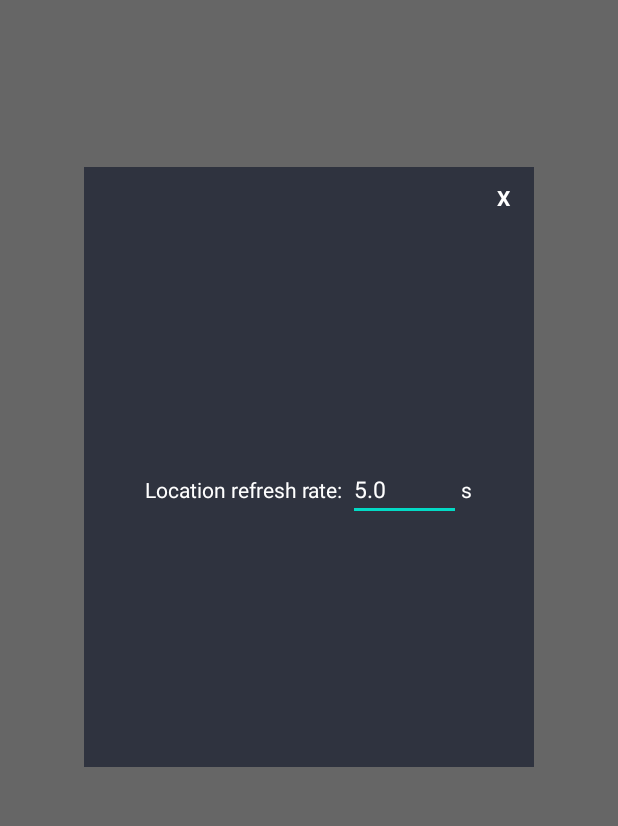
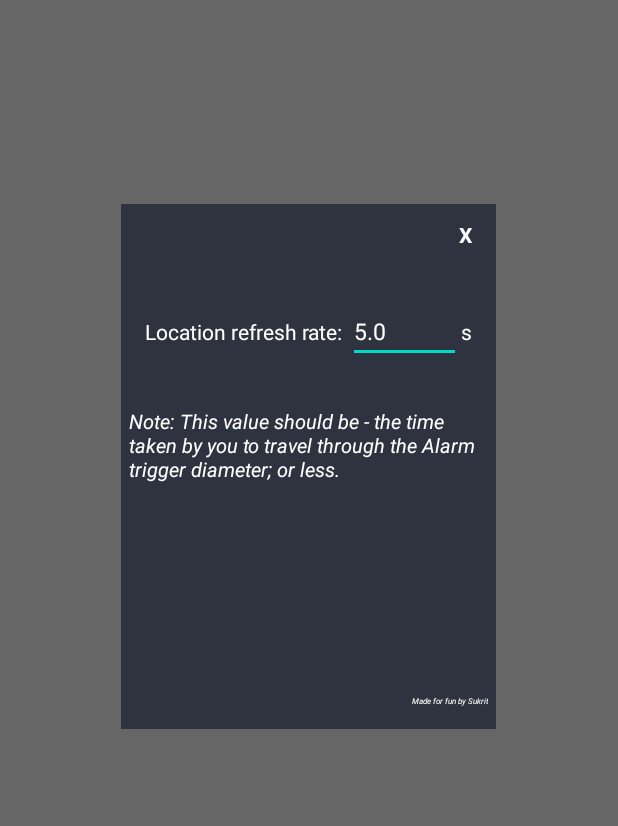
Before and after one commit to SukritJBaruah/Map.Alarm, an Android app: the screen it shows after launch (MapsActivity), after a tap on an icon or button, on a phone screen of 412 x 824 dp, the part 151-977 px from its top. Run offline under Robolectric (Android 15) with nearby library versions, the phone set to English and light mode, and no system bars; 1 statement that could not run was skipped.

Commit message:
0.99a improvements

```diff
--- a/app/build.gradle
+++ b/app/build.gradle
@@ -7,7 +7,7 @@ android {
     buildToolsVersion "30.0.3"
 
     defaultConfig {
-        applicationId "com.example.mapalarm"
+        applicationId "com.inphiknight.mapalarm"
         minSdkVersion 21
         targetSdkVersion 30
         versionCode 1
--- a/app/src/main/java/com/example/mapalarm/MapsActivity.java
+++ b/app/src/main/java/com/inphiknight/mapalarm/MapsActivity.java
@@ -1,4 +1,4 @@
-package com.example.mapalarm;
+package com.inphiknight.mapalarm;
 
 import androidx.annotation.NonNull;
 import androidx.core.app.ActivityCompat;
@@ -7,9 +7,7 @@ import androidx.fragment.app.FragmentActivity;
 
 import android.Manifest;
 import android.app.ActivityManager;
-import android.app.AlarmManager;
 import android.app.Dialog;
-import android.app.PendingIntent;
 import android.content.Context;
 import android.content.Intent;
 import android.content.SharedPreferences;
@@ -20,8 +18,8 @@ import android.location.Location;
 import android.os.Bundle;
 import android.text.Editable;
 import android.text.TextWatcher;
-import android.util.Log;
 import android.view.View;
+import android.widget.AdapterView;
 import android.widget.ArrayAdapter;
 import android.widget.CompoundButton;
 import android.widget.EditText;
@@ -85,6 +83,53 @@ public class MapsActivity extends FragmentActivity implements OnMapReadyCallback
         mapFragment.getMapAsync(this);
 
 
+        //get the spinner from the xml.
+        Spinner dropdown = findViewById(R.id.spinner1);
+        //create a list of items for the spinner.
+        String[] items = new String[]{"Metres", "Kms", "Miles"};
+        //create an adapter to describe how the items are displayed, adapters are used in several places in android.
+        //There are multiple variations of this, but this is the basic variant.
+        ArrayAdapter<String> adapter = new ArrayAdapter<>(this, android.R.layout.simple_spinner_dropdown_item, items);
+        //set the spinners adapter to the previously created one.
+        dropdown.setAdapter(adapter);
+        //selection
+        if(preferenceSettings.getInt("measureSys", 0) == 1){
+            dropdown.setSelection(1);
+        }else{
+            if(preferenceSettings.getInt("measureSys", 0) == 2){
+                dropdown.setSelection(2);
+            }
+        }
+
+        dropdown.setOnItemSelectedListener(new AdapterView.OnItemSelectedListener() {
+            @Override
+            public void onItemSelected(AdapterView<?> parent, View view, int position, long id) {
+                edit.putInt("measureSys", position);
+                edit.apply();
+
+                //draw circle
+                if(mapCircle!=null){
+                    mapCircle.remove();
+                }
+
+                if(position == 1){
+                    mapCircle = mMap.addCircle(new CircleOptions().center(triggerLoc).radius(triggerRadius*1000).strokeColor(Color.RED).fillColor(0x220000FF).strokeWidth(5));
+                }else{
+                    if(position == 2){
+                        mapCircle = mMap.addCircle(new CircleOptions().center(triggerLoc).radius(triggerRadius*1609.34).strokeColor(Color.RED).fillColor(0x220000FF).strokeWidth(5));
+                    }
+                    else{
+                        mapCircle = mMap.addCircle(new CircleOptions().center(triggerLoc).radius(triggerRadius).strokeColor(Color.RED).fillColor(0x220000FF).strokeWidth(5));
+                    }
+                }
+            }
+
+            @Override
+            public void onNothingSelected(AdapterView<?> parent) {
+
+            }
+        });
+
         //text space
         triggerRadiusText = (EditText) findViewById(R.id.triggerRadius5);
         triggerRadiusText.setText(String.valueOf(preferenceSettings.getFloat("triggerRadius", 0)));
@@ -112,7 +157,18 @@ public class MapsActivity extends FragmentActivity implements OnMapReadyCallback
                 if(mapCircle!=null){
                     mapCircle.remove();
                 }
-                mapCircle = mMap.addCircle(new CircleOptions().center(triggerLoc).radius(triggerRadius).strokeColor(Color.RED).fillColor(0x220000FF).strokeWidth(5));
+
+                if(preferenceSettings.getInt("measureSys", 0) == 1){
+                    mapCircle = mMap.addCircle(new CircleOptions().center(triggerLoc).radius(triggerRadius*1000).strokeColor(Color.RED).fillColor(0x220000FF).strokeWidth(5));
+                }else{
+                    if(preferenceSettings.getInt("measureSys", 0) == 2){
+                        mapCircle = mMap.addCircle(new CircleOptions().center(triggerLoc).radius(triggerRadius*1609.34).strokeColor(Color.RED).fillColor(0x220000FF).strokeWidth(5));
+                    }
+                    else{
+                        mapCircle = mMap.addCircle(new CircleOptions().center(triggerLoc).radius(triggerRadius).strokeColor(Color.RED).fillColor(0x220000FF).strokeWidth(5));
+                    }
+                }
+
             }
         });
 
@@ -150,19 +206,6 @@ public class MapsActivity extends FragmentActivity implements OnMapReadyCallback
                 }
             }
         });
-
-
-
-
-        //get the spinner from the xml.
-        Spinner dropdown = findViewById(R.id.spinner1);
-        //create a list of items for the spinner.
-        String[] items = new String[]{"Metres", "Kms", "Miles"};
-        //create an adapter to describe how the items are displayed, adapters are used in several places in android.
-        //There are multiple variations of this, but this is the basic variant.
-        ArrayAdapter<String> adapter = new ArrayAdapter<>(this, android.R.layout.simple_spinner_dropdown_item, items);
-        //set the spinners adapter to the previously created one.
-        dropdown.setAdapter(adapter);
 
 
 
@@ -239,7 +282,16 @@ public class MapsActivity extends FragmentActivity implements OnMapReadyCallback
         if(mapCircle!=null){
             mapCircle.remove();
         }
-        mapCircle = mMap.addCircle(new CircleOptions().center(triggerLoc).radius(triggerRadius).strokeColor(Color.RED).fillColor(0x220000FF).strokeWidth(5));
+        if(preferenceSettings.getInt("measureSys", 0) == 1){
+            mapCircle = mMap.addCircle(new CircleOptions().center(triggerLoc).radius(triggerRadius*1000).strokeColor(Color.RED).fillColor(0x220000FF).strokeWidth(5));
+        }else{
+            if(preferenceSettings.getInt("measureSys", 0) == 2){
+                mapCircle = mMap.addCircle(new CircleOptions().center(triggerLoc).radius(triggerRadius*1609.34).strokeColor(Color.RED).fillColor(0x220000FF).strokeWidth(5));
+            }
+            else{
+                mapCircle = mMap.addCircle(new CircleOptions().center(triggerLoc).radius(triggerRadius).strokeColor(Color.RED).fillColor(0x220000FF).strokeWidth(5));
+            }
+        }
 
         //fused location
         client = LocationServices.getFusedLocationProviderClient(this);
@@ -281,7 +333,16 @@ public class MapsActivity extends FragmentActivity implements OnMapReadyCallback
                                 + "Long " + triggerLoc.longitude,
                         Toast.LENGTH_LONG).show();
                 //draw circle
-                mapCircle = mMap.addCircle(new CircleOptions().center(triggerLoc).radius(triggerRadius).strokeColor(Color.RED).fillColor(0x220000FF).strokeWidth(5));
+                if(preferenceSettings.getInt("measureSys", 0) == 1){
+                    mapCircle = mMap.addCircle(new CircleOptions().center(triggerLoc).radius(triggerRadius*1000).strokeColor(Color.RED).fillColor(0x220000FF).strokeWidth(5));
+                }else{
+                    if(preferenceSettings.getInt("measureSys", 0) == 2){
+                        mapCircle = mMap.addCircle(new CircleOptions().center(triggerLoc).radius(triggerRadius*1609.34).strokeColor(Color.RED).fillColor(0x220000FF).strokeWidth(5));
+                    }
+                    else{
+                        mapCircle = mMap.addCircle(new CircleOptions().center(triggerLoc).radius(triggerRadius).strokeColor(Color.RED).fillColor(0x220000FF).strokeWidth(5));
+                    }
+                }
             }
 
             @Override
--- a/app/src/main/res/layout/settings_popup.xml
+++ b/app/src/main/res/layout/settings_popup.xml
@@ -2,8 +2,8 @@
 <LinearLayout xmlns:android="http://schemas.android.com/apk/res/android"
     xmlns:tools="http://schemas.android.com/tools"
     android:orientation="vertical"
-    android:layout_width="300dp"
-    android:layout_height="400dp"
+    android:layout_width="250dp"
+    android:layout_height="350dp"
     android:padding="5dp"
     android:layout_gravity="center"
     android:background="@color/dark">
@@ -20,7 +20,7 @@
 
     <LinearLayout
         android:layout_width="match_parent"
-        android:layout_height="match_parent"
+        android:layout_height="100dp"
         android:orientation="horizontal"
         android:gravity="center"
         android:layout_gravity="top">
@@ -45,5 +45,37 @@
             android:textColor="@color/white" />
 
     </LinearLayout>
+    <LinearLayout
+        android:layout_width="match_parent"
+        android:layout_height="100dp"
+        android:gravity="center_horizontal">
+
+
+        <TextView
+            android:layout_width="wrap_content"
+            android:layout_height="wrap_content"
+            android:text="Note: This value should be - the time taken by you to travel through the Alarm trigger diameter; or less."
+            android:textColor="@color/white"
+            android:textStyle="italic"
+            android:textSize="13sp"/>
+
+    </LinearLayout>
+
+    <LinearLayout
+        android:layout_width="240dp"
+        android:layout_height="100dp"
+        android:layout_gravity="bottom"
+        android:gravity="bottom|right">
+
+        <TextView
+            android:layout_width="wrap_content"
+            android:layout_height="wrap_content"
+            android:text="Made for fun by Sukrit"
+            android:textColor="@color/white"
+            android:textStyle="italic"
+            android:textSize="5sp"
+            />
+
+    </LinearLayout>
 
 </LinearLayout>
--- a/app/src/main/res/values/strings.xml
+++ b/app/src/main/res/values/strings.xml
@@ -1,4 +1,4 @@
 <resources>
     <string name="app_name">MapAlarm</string>
-    <string name="title_activity_maps">Map</string>
+    <string name="title_activity_maps">MapAlarm</string>
 </resources>
```
Also changed, not shown: app/src/main/AndroidManifest.xml (+4 -4 lines), app/src/main/java/com/inphiknight/mapalarm/LocationService.java (renamed from app/src/main/java/com/example/mapalarm/LocationService.java, +13 -4 lines), 4 other files.
